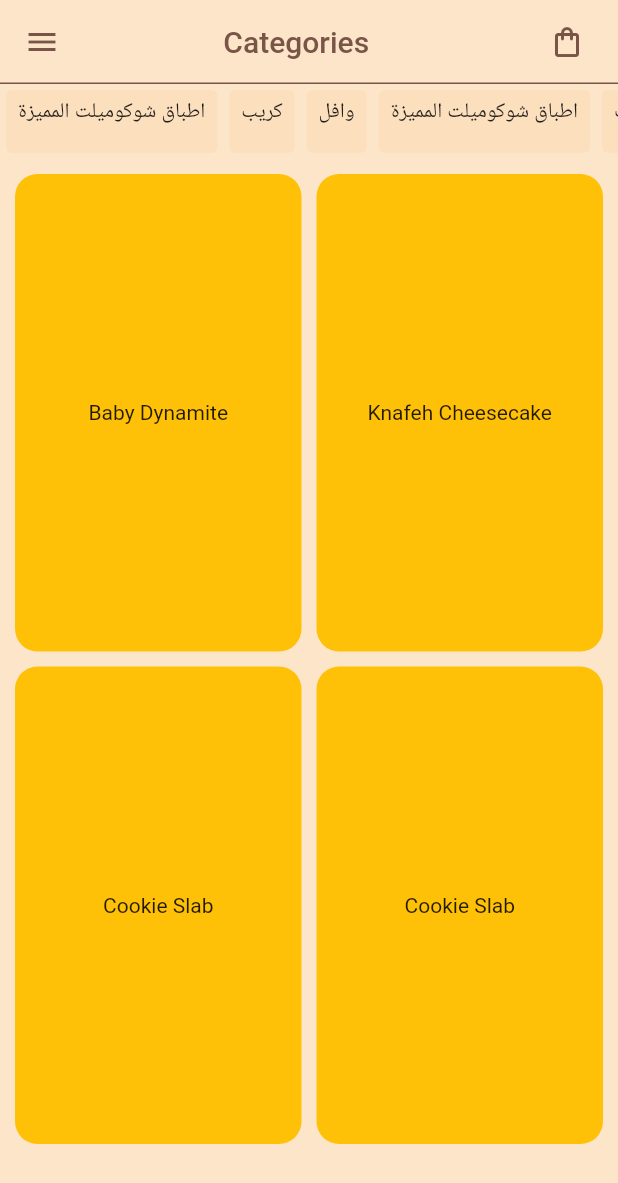
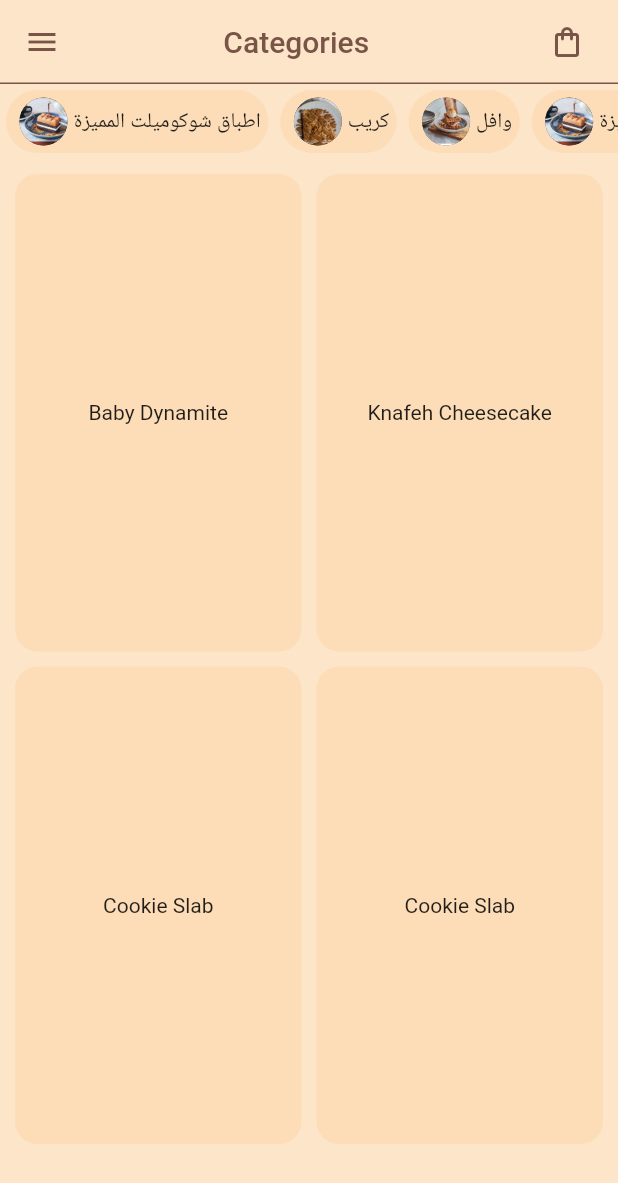
Before and after one commit to Ahamed-shareef/learn, a Flutter app: the screen it shows after launch, after a tap on "تسجيل الدخول", on a phone screen of 412 x 824 dp. Shown: the top 1183 px of the screen. Run offline on Flutter 3.47's test engine with Material 2 defaults, Android fonts, the phone set to English and light mode, and no system bars; our stand-ins replace awesome_dialog, google_fonts; missing offline and left inert: dart:ffi; Roboto replaces fonts that are missing (Cairo).

Commit message:
Design Perfection

```diff
--- a/lib/constants/colors.dart
+++ b/lib/constants/colors.dart
@@ -1,6 +1,7 @@
 import 'package:flutter/material.dart';
 
 class AppColors {
+  static const MaterialColor primaryColor = Colors.brown;
   static const Color background = Color.fromARGB(255, 252, 229, 200);
   static const Color backgroundShaded = Color.fromARGB(255, 252, 221, 183);
 }
--- a/lib/main.dart
+++ b/lib/main.dart
@@ -1,5 +1,6 @@
 import 'package:flutter/material.dart';
 import 'package:google_fonts/google_fonts.dart';
+import 'package:learn/constants/colors.dart';
 import 'package:learn/constants/route_names.dart';
 import 'package:learn/view/dishes.dart';
 import 'package:learn/view/home.dart';
@@ -18,6 +19,8 @@ class MyApp extends StatelessWidget {
     return MaterialApp(
       debugShowCheckedModeBanner: false,
       theme: ThemeData(
+        primarySwatch: AppColors.primaryColor,
+        primaryColor: AppColors.primaryColor,
         textTheme: GoogleFonts.cairoTextTheme(),
       ),
       home: const Login(),
--- a/lib/view/home.dart
+++ b/lib/view/home.dart
@@ -19,14 +19,14 @@ class _HomeState extends State<Home> {
       appBar: AppBar(
         title: const Center(child: Text("Categories")),
         backgroundColor: AppColors.background,
-        foregroundColor: Colors.brown,
+        foregroundColor: AppColors.primaryColor,
         elevation: 0,
-        shape: const Border(bottom: BorderSide(color: Colors.brown)),
+        shape: const Border(bottom: BorderSide(color: AppColors.primaryColor)),
         actions: [
           const SizedBox(width: 15),
           IconButton(
+            icon: const Icon(Icons.shopping_bag_outlined, size: 24),
             onPressed: () {},
-            icon: const Icon(Icons.shopping_bag_outlined, size: 24),
           ),
           const SizedBox(width: 10)
         ],
@@ -45,10 +45,16 @@ class _HomeState extends State<Home> {
                   onTap: () => Navigator.of(context).pushNamed(AppRouteNames.dishes),
                   child: Card(
                     elevation: 0,
-                    color: AppColors.backgroundShaded.withOpacity(0.6),
+                    color: AppColors.backgroundShaded,
+                    shape: RoundedRectangleBorder(borderRadius: BorderRadius.circular(50)),
                     child: Padding(
-                      padding: const EdgeInsets.symmetric(vertical: 5, horizontal: 8.0),
-                      child: Text(category[index].name),
+                      padding: const EdgeInsets.all(5),
+                      child: Row(
+                        children: [
+                          CircleAvatar(backgroundImage: AssetImage(category[index].image)),
+                          Text(category[index].name),
+                        ],
+                      ),
                     ),
                   ),
                 );
@@ -69,10 +75,8 @@ class _HomeState extends State<Home> {
                 itemBuilder: (context, index) {
                   return Container(
                     alignment: Alignment.center,
-                    decoration: BoxDecoration(color: Colors.amber, borderRadius: BorderRadius.circular(15)),
-                    child: Text(
-                      dishes[index].name,
-                    ),
+                    decoration: BoxDecoration(color: AppColors.backgroundShaded, borderRadius: BorderRadius.circular(15)),
+                    child: Text(dishes[index].name),
                   );
                 },
               ),
--- a/lib/view/login.dart
+++ b/lib/view/login.dart
@@ -7,28 +7,24 @@ import 'package:learn/constants/route_names.dart';
 
 class Login extends StatelessWidget {
   const Login({Key? key}) : super(key: key);
-
   @override
   Widget build(BuildContext context) {
     return Scaffold(
       backgroundColor: AppColors.background,
-      body: Column(
-        mainAxisAlignment: MainAxisAlignment.center,
+      body: SafeArea(
+        child: ListView(
           children: [
-          const Center(
-            child: CircleAvatar(
-              radius: 100,
+            const SizedBox(height: 20),
+            const CircleAvatar(
+              radius: 70,
               backgroundImage: AssetImage("images/login.jpg"),
             ),
-          ),
-          const SizedBox(
-            height: 20,
-          ),
+            const SizedBox(height: 20),
             Card(
               clipBehavior: Clip.antiAliasWithSaveLayer,
               shape: RoundedRectangleBorder(borderRadius: BorderRadius.circular(20)),
               margin: const EdgeInsets.only(left: 10, right: 10, bottom: 10),
-            color: const Color.fromARGB(255, 235, 199, 156),
+              color: AppColors.background,
               child: Container(
                 padding: const EdgeInsets.all(15),
                 child: Form(
@@ -38,18 +34,25 @@ class Login extends StatelessWidget {
                       decoration: InputDecoration(
                         hintText: "username",
                         prefixIcon: const Icon(Icons.person),
-                        border: OutlineInputBorder(borderSide: const BorderSide(width: 1), borderRadius: BorderRadius.circular(40))),
+                        border: OutlineInputBorder(
+                          borderSide: const BorderSide(width: 1),
+                          borderRadius: BorderRadius.circular(40),
                         ),
-                  const SizedBox(
-                    height: 20,
                       ),
+                    ),
+                    const SizedBox(height: 20),
                     TextFormField(
                       obscureText: true,
                       decoration: InputDecoration(
                         hintText: "password",
                         prefixIcon: const Icon(Icons.person),
-                        border: OutlineInputBorder(borderSide: const BorderSide(width: 1), borderRadius: BorderRadius.circular(40))),
+                        border: OutlineInputBorder(
+                          borderSide: const BorderSide(width: 1),
+                          borderRadius: BorderRadius.circular(40),
                         ),
+                      ),
+                    ),
+                    const SizedBox(height: 20),
                     Container(
                       margin: const EdgeInsets.all(10),
                       child: ElevatedButton(
@@ -58,24 +61,17 @@ class Login extends StatelessWidget {
                             primary: Colors.brown,
                             padding: const EdgeInsets.symmetric(horizontal: 20, vertical: 10),
                           ),
-                        onPressed: () {
-                          Navigator.of(context).pushReplacementNamed(AppRouteNames.home);
-                        },
+                          onPressed: () => Navigator.of(context).pushReplacementNamed(AppRouteNames.home),
                           child: const Text(
                             "تسجيل الدخول ",
                             style: TextStyle(fontSize: 18, fontWeight: FontWeight.bold),
                           )),
                     ),
-                  const SizedBox(
-                    height: 50,
-                  ),
+                    const SizedBox(height: 50),
                     Row(
                       children: const [
                         InkWell(
-                        child: Text(
-                          "اضغط هنا ",
-                          style: TextStyle(color: Colors.blue, fontSize: 20),
-                        ),
+                          child: Text("اضغط هنا ", style: TextStyle(color: AppColors.primaryColor, fontSize: 18)),
                         ),
                         Text("اذا كنت لا تملك حساب "),
                       ],
@@ -86,6 +82,7 @@ class Login extends StatelessWidget {
             )
           ],
         ),
+      ),
     );
   }
 }
```
Lines whose indentation alone changed are shown as unchanged.
